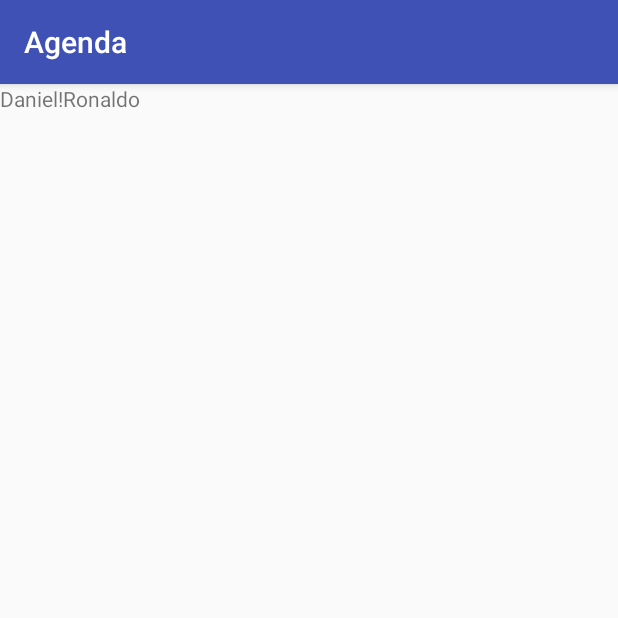
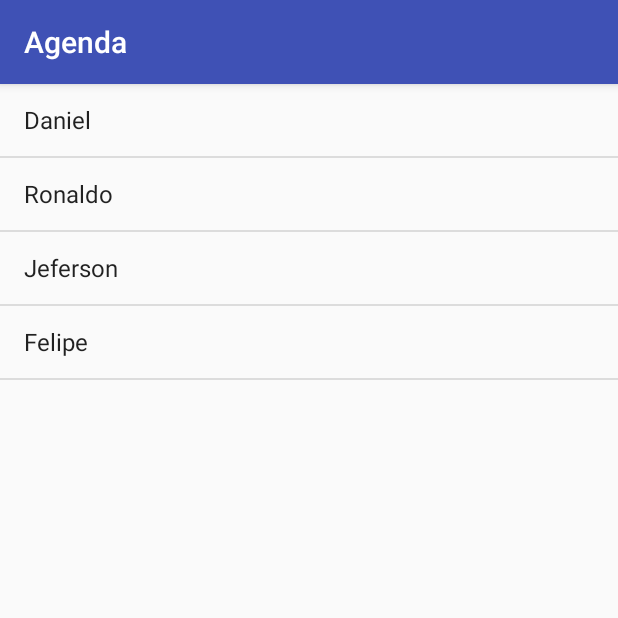
Before and after one commit to caroltr/alura-android1, an Android app: the screen it shows after launch (ListaAlunosActivity), on a phone screen of 412 x 824 dp, the top half of it. Run offline under Robolectric (Android 15) with nearby library versions, the phone set to English and light mode, and no system bars.

Commit message:
Adicionando um listView para exibir os alunos

```diff
--- a/Agenda/app/src/main/java/br/com/alura/agenda/ListaAlunosActivity.java
+++ b/Agenda/app/src/main/java/br/com/alura/agenda/ListaAlunosActivity.java
@@ -2,6 +2,8 @@ package br.com.alura.agenda;
 
 import android.support.v7.app.AppCompatActivity;
 import android.os.Bundle;
+import android.widget.ArrayAdapter;
+import android.widget.ListView;
 
 public class ListaAlunosActivity extends AppCompatActivity {
 
@@ -9,5 +11,12 @@ public class ListaAlunosActivity extends AppCompatActivity {
     protected void onCreate(Bundle savedInstanceState) {
         super.onCreate(savedInstanceState);
         setContentView(R.layout.activity_lista_alunos);
+
+        String[] alunos = {"Daniel", "Ronaldo", "Jeferson", "Felipe"};
+
+        ListView listaAlunos = (ListView) findViewById(R.id.lista_alunos);
+
+        ArrayAdapter<String> adapter =  new ArrayAdapter<>(this, android.R.layout.simple_list_item_1, alunos);
+        listaAlunos.setAdapter(adapter);
     }
 }
--- a/Agenda/app/src/main/res/layout/activity_lista_alunos.xml
+++ b/Agenda/app/src/main/res/layout/activity_lista_alunos.xml
@@ -4,13 +4,9 @@
     android:layout_width="match_parent"
     android:layout_height="match_parent" >
 
-    <TextView
-        android:layout_width="wrap_content"
-        android:layout_height="wrap_content"
-        android:text="Daniel!" />
-
-    <TextView android:text="Ronaldo"
-        android:layout_width="wrap_content"
-        android:layout_height="wrap_content"/>
+    <ListView
+        android:id="@+id/lista_alunos"
+        android:layout_width="match_parent"
+        android:layout_height="match_parent" />
 
 </LinearLayout>
```
